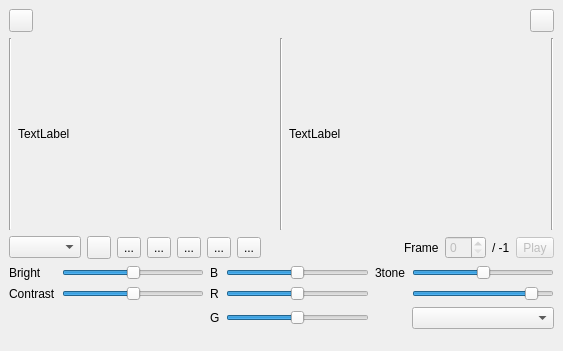
samstyle/scrconv, file mainwin.ui: the form before one commit.
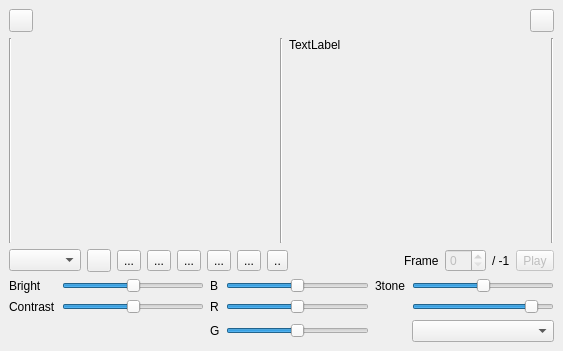
The form after the commit. Icons and pictures are not drawn. Custom widgets are drawn as their Qt base class.

```diff
--- a/mainwin.ui
+++ b/mainwin.ui
@@ -2,6 +2,9 @@
 <ui version="4.0">
  <class>MainWindow</class>
  <widget class="QMainWindow" name="MainWindow">
+  <property name="enabled">
+   <bool>true</bool>
+  </property>
   <property name="geometry">
    <rect>
     <x>0</x>
@@ -11,7 +14,7 @@
    </rect>
   </property>
   <property name="sizePolicy">
-   <sizepolicy hsizetype="Fixed" vsizetype="Fixed">
+   <sizepolicy hsizetype="Minimum" vsizetype="Minimum">
     <horstretch>0</horstretch>
     <verstretch>0</verstretch>
    </sizepolicy>
@@ -23,11 +26,17 @@
    <iconset resource="resources.qrc">
     <normaloff>:/icon.png</normaloff>:/icon.png</iconset>
   </property>
+  <property name="autoFillBackground">
+   <bool>false</bool>
+  </property>
   <widget class="QWidget" name="centralwidget">
+   <property name="sizePolicy">
+    <sizepolicy hsizetype="Minimum" vsizetype="Minimum">
+     <horstretch>0</horstretch>
+     <verstretch>0</verstretch>
+    </sizepolicy>
+   </property>
    <layout class="QVBoxLayout" name="verticalLayout">
-    <property name="sizeConstraint">
-     <enum>QLayout::SetFixedSize</enum>
-    </property>
     <item>
      <layout class="QHBoxLayout" name="horizontalLayout">
       <item>
@@ -66,9 +75,6 @@
     </item>
     <item>
      <layout class="QHBoxLayout" name="horizontalLayout_2">
-      <property name="sizeConstraint">
-       <enum>QLayout::SetFixedSize</enum>
-      </property>
       <item>
        <widget class="Line" name="line">
         <property name="orientation">
@@ -79,7 +85,7 @@
       <item>
        <widget class="MLabel" name="labSrc">
         <property name="sizePolicy">
-         <sizepolicy hsizetype="Fixed" vsizetype="Fixed">
+         <sizepolicy hsizetype="Minimum" vsizetype="Minimum">
           <horstretch>0</horstretch>
           <verstretch>0</verstretch>
          </sizepolicy>
@@ -90,14 +96,8 @@
           <height>192</height>
          </size>
         </property>
-        <property name="maximumSize">
-         <size>
-          <width>256</width>
-          <height>192</height>
-         </size>
-        </property>
-        <property name="text">
-         <string>TextLabel</string>
+        <property name="alignment">
+         <set>Qt::AlignLeading|Qt::AlignLeft|Qt::AlignTop</set>
         </property>
        </widget>
       </item>
@@ -111,7 +111,7 @@
       <item>
        <widget class="QLabel" name="labResult">
         <property name="sizePolicy">
-         <sizepolicy hsizetype="Fixed" vsizetype="Fixed">
+         <sizepolicy hsizetype="Minimum" vsizetype="Minimum">
           <horstretch>0</horstretch>
           <verstretch>0</verstretch>
          </sizepolicy>
@@ -122,15 +122,12 @@
           <height>192</height>
          </size>
         </property>
-        <property name="maximumSize">
-         <size>
-          <width>256</width>
-          <height>192</height>
-         </size>
-        </property>
         <property name="text">
          <string>TextLabel</string>
         </property>
+        <property name="alignment">
+         <set>Qt::AlignLeading|Qt::AlignLeft|Qt::AlignTop</set>
+        </property>
        </widget>
       </item>
       <item>
@@ -225,6 +222,20 @@
         </property>
        </widget>
       </item>
+      <item>
+       <widget class="QToolButton" name="tbZoom">
+        <property name="text">
+         <string>..</string>
+        </property>
+        <property name="icon">
+         <iconset resource="resources.qrc">
+          <normaloff>:/zoom.png</normaloff>:/zoom.png</iconset>
+        </property>
+        <property name="popupMode">
+         <enum>QToolButton::InstantPopup</enum>
+        </property>
+       </widget>
+      </item>
       <item>
        <spacer name="horizontalSpacer">
         <property name="orientation">
```
Left out of the diff: 23 changed lines with no effect on the pictures.
